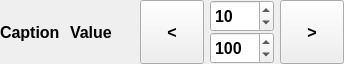
Qt form PrinterClient/ControlFrame.ui (Bazzzukasss/PrinterEmulator) before a commit.
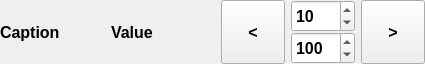
The same form after that commit.

```diff
--- a/PrinterClient/ControlFrame.ui
+++ b/PrinterClient/ControlFrame.ui
@@ -6,7 +6,7 @@
    <rect>
     <x>0</x>
     <y>0</y>
-    <width>344</width>
+    <width>425</width>
     <height>64</height>
    </rect>
   </property>
@@ -128,6 +128,9 @@
         <property name="suffix">
          <string/>
         </property>
+        <property name="maximum">
+         <number>255</number>
+        </property>
         <property name="value">
          <number>10</number>
         </property>
```
